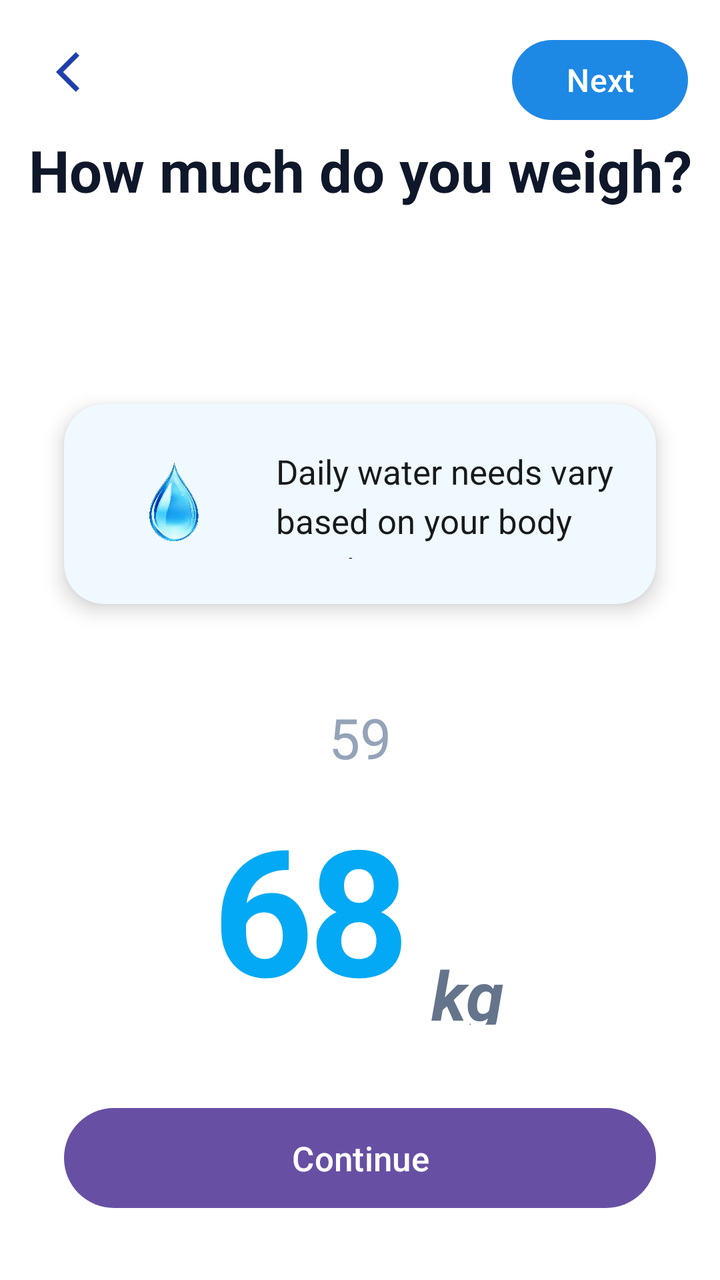
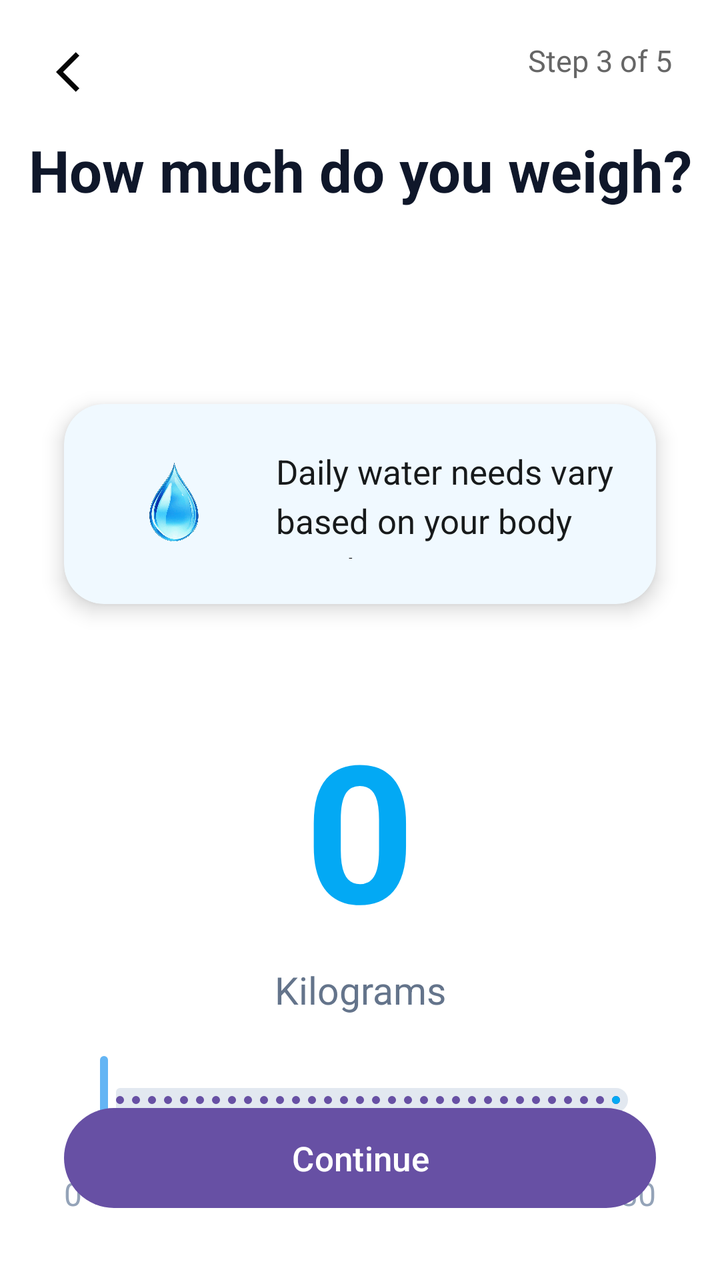

The first picture is an Android layout as it rendered before a commit; the second is the same layout after the commit. The layout source and the unified diff follow.
<!-- AndroidManifest.xml: application theme Theme.WaterReminder -->
<!-- res/layout/activity_weight_selection.xml -->
<?xml version="1.0" encoding="utf-8"?>
<androidx.constraintlayout.widget.ConstraintLayout xmlns:android="http://schemas.android.com/apk/res/android"
    xmlns:app="http://schemas.android.com/apk/res-auto"
    xmlns:tools="http://schemas.android.com/tools"
    android:layout_width="match_parent"
    android:layout_height="match_parent"
    android:background="#FFFFFF"
    android:id="@+id/WeightSelection"
    tools:context=".WeightSelection">

    
    <ImageButton
        android:id="@+id/btn_back"
        android:layout_width="48dp"
        android:layout_height="48dp"
        android:src="@drawable/baseline_arrow_back_ios_24"
        android:background="?attr/selectableItemBackgroundBorderless"
        android:tint="#1E40AF"
        app:layout_constraintTop_toTopOf="parent"
        app:layout_constraintStart_toStartOf="parent"
        android:layout_marginTop="12dp"
        android:layout_marginStart="16dp" />

    
    <com.google.android.material.button.MaterialButton
        android:id="@+id/btn_next"
        android:layout_width="wrap_content"
        android:layout_height="wrap_content"
        android:layout_marginTop="16dp"
        android:layout_marginEnd="16dp"
        android:text="Next"
        android:textSize="16sp"
        app:backgroundTint="#1E88E5"
        app:cornerRadius="30dp"
        app:layout_constraintEnd_toEndOf="parent"
        app:layout_constraintTop_toTopOf="parent" />

    <TextView
        android:id="@+id/tv_title"
        android:layout_width="0dp"
        android:layout_height="170dp"
        android:text="How much do you weigh?"
        android:layout_marginTop="50dp"
        android:textSize="29sp"
        android:textColor="#0F172A"
        android:textStyle="bold"
        android:gravity="center"
        android:lineSpacingExtra="6dp"
        app:layout_constraintStart_toStartOf="parent"
        app:layout_constraintEnd_toEndOf="parent"
        android:layout_marginVertical="0dp" />

    
    <androidx.cardview.widget.CardView
        android:id="@+id/info_card"
        android:layout_width="0dp"
        android:layout_height="wrap_content"
        app:cardCornerRadius="20dp"
        app:cardElevation="6dp"
        app:cardBackgroundColor="#F0F9FF"
        android:layout_marginHorizontal="32dp"
        app:layout_constraintTop_toBottomOf="@id/tv_title"
        app:layout_constraintStart_toStartOf="parent"
        app:layout_constraintEnd_toEndOf="parent"
        android:layout_marginTop="32dp">

        <LinearLayout
            android:layout_width="match_parent"
            android:layout_height="wrap_content"
            android:orientation="horizontal"
            android:padding="20dp"
            android:gravity="center_vertical">

            <ImageView
                android:layout_width="70dp"
                android:layout_height="60dp"
                android:src="@drawable/water_drop"
                android:layout_marginEnd="16dp" />

            <TextView
                android:layout_width="0dp"
                android:layout_height="55dp"
                android:layout_weight="55"
                android:lineSpacingExtra="5dp"
                android:text="Daily water needs vary based on your body weight."
                android:textColor="#171A1B"
                android:textSize="17sp" />

        </LinearLayout>
    </androidx.cardview.widget.CardView>

    
    <androidx.constraintlayout.widget.ConstraintLayout
        android:id="@+id/weight_picker"
        android:layout_width="0dp"
        android:layout_height="wrap_content"
        app:layout_constraintTop_toBottomOf="@id/info_card"
        app:layout_constraintStart_toStartOf="parent"
        app:layout_constraintEnd_toEndOf="parent"
        android:layout_marginTop="48dp">

        
        <TextView
            android:id="@+id/tv_prev"
            android:layout_width="wrap_content"
            android:layout_height="wrap_content"
            android:text="59"
            android:textSize="28sp"
            android:textColor="#94A3B8"
            app:layout_constraintTop_toTopOf="parent"
            app:layout_constraintStart_toStartOf="parent"
            app:layout_constraintEnd_toEndOf="parent" />

        
        <LinearLayout
            android:id="@+id/weigh"
            android:layout_width="wrap_content"
            android:layout_height="wrap_content"
            android:orientation="horizontal"
            app:layout_constraintTop_toBottomOf="@id/tv_prev"
            app:layout_constraintStart_toStartOf="parent"
            app:layout_constraintEnd_toEndOf="parent"
            android:layout_marginTop="8dp">

            <TextView
                android:id="@+id/tv_weight"
                android:layout_width="wrap_content"
                android:layout_height="wrap_content"
                android:text="68"
                android:textSize="88sp"
                android:textColor="#03A9F4"
                android:textStyle="bold"
                android:letterSpacing="-0.03" />

            <TextView
                android:id="@+id/tv_unit"
                android:layout_width="wrap_content"
                android:layout_height="wrap_content"
                android:text="kg"
                android:textSize="34sp"
                android:textColor="#64748B"
                android:textStyle="italic|bold"
                android:layout_marginStart="12dp"
                android:layout_marginTop="22dp" />

        </LinearLayout>

        
        <TextView
            android:id="@+id/tv_next"
            android:layout_width="wrap_content"
            android:layout_height="wrap_content"
            android:text="61 lbs"
            android:textSize="26sp"
            android:textColor="#94A3B8"
            app:layout_constraintTop_toBottomOf="@id/tv_next"
            app:layout_constraintStart_toStartOf="parent"
            app:layout_constraintEnd_toEndOf="parent"
            android:layout_marginTop="12dp" />

    </androidx.constraintlayout.widget.ConstraintLayout>
    <com.google.android.material.button.MaterialButton
        android:id="@+id/btn_next"
        android:layout_width="0dp"
        android:layout_height="58dp"
        android:text="Continue"
        android:textSize="17sp"
        app:cornerRadius="30dp"
        app:layout_constraintBottom_toBottomOf="parent"
        app:layout_constraintStart_toStartOf="parent"
        app:layout_constraintEnd_toEndOf="parent"
        android:layout_marginHorizontal="32dp"
        android:layout_marginBottom="32dp" />
</androidx.constraintlayout.widget.ConstraintLayout>
<!-- resources referenced by this layout -->
<resources>
  <!-- drawable baseline_arrow_back_ios_24 (drawable) -->
  <vector xmlns:android="http://schemas.android.com/apk/res/android" android:autoMirrored="true" android:height="24dp" android:tint="#050505" android:viewportHeight="24" android:viewportWidth="24" android:width="24dp">
        
      <path android:fillColor="@android:color/white" android:pathData="M11.67,3.87L9.9,2.1 0,12l9.9,9.9 1.77,-1.77L3.54,12z"/>
      
  </vector>
  <!-- drawable water_drop: png bitmap (drawable, 103002 bytes) -->
  <style name="Theme.WaterReminder" parent="Base.Theme.WaterReminder" />
  <style name="Base.Theme.WaterReminder" parent="Theme.Material3.DayNight.NoActionBar">
          
          
      </style>
</resources>

<!-- the commit's change to res/layout/activity_weight_selection.xml (unified diff, before → after) -->
@@ -15,25 +15,22 @@
         android:layout_height="48dp"
         android:src="@drawable/baseline_arrow_back_ios_24"
         android:background="?attr/selectableItemBackgroundBorderless"
-        android:tint="#1E40AF"
         app:layout_constraintTop_toTopOf="parent"
         app:layout_constraintStart_toStartOf="parent"
         android:layout_marginTop="12dp"
         android:layout_marginStart="16dp" />
 
-    
-    <com.google.android.material.button.MaterialButton
-        android:id="@+id/btn_next"
+    <TextView
+        android:id="@+id/tv_header"
         android:layout_width="wrap_content"
         android:layout_height="wrap_content"
-        android:layout_marginTop="16dp"
-        android:layout_marginEnd="16dp"
-        android:text="Next"
-        android:textSize="16sp"
-        app:backgroundTint="#1E88E5"
-        app:cornerRadius="30dp"
+        android:text="Step 3 of 5"
+        android:textSize="15sp"
+        android:textColor="#666666"
+        app:layout_constraintTop_toTopOf="parent"
         app:layout_constraintEnd_toEndOf="parent"
-        app:layout_constraintTop_toTopOf="parent" />
+        android:layout_marginTop="20dp"
+        android:layout_marginEnd="24dp" />
 
     <TextView
         android:id="@+id/tv_title"
@@ -48,7 +45,8 @@
         android:lineSpacingExtra="6dp"
         app:layout_constraintStart_toStartOf="parent"
         app:layout_constraintEnd_toEndOf="parent"
-        android:layout_marginVertical="0dp" />
+        android:layout_marginVertical="0dp"
+        tools:ignore="MissingConstraints" />
 
     
     <androidx.cardview.widget.CardView
@@ -91,59 +89,80 @@
 
     
     <androidx.constraintlayout.widget.ConstraintLayout
-        android:id="@+id/weight_picker"
         android:layout_width="0dp"
         android:layout_height="wrap_content"
         app:layout_constraintTop_toBottomOf="@id/info_card"
         app:layout_constraintStart_toStartOf="parent"
         app:layout_constraintEnd_toEndOf="parent"
-        android:layout_marginTop="48dp">
+        android:layout_marginTop="48dp"
+        android:layout_marginHorizontal="32dp">
 
         
         <TextView
-            android:id="@+id/tv_prev"
+            android:id="@+id/tv_weight"
             android:layout_width="wrap_content"
             android:layout_height="wrap_content"
-            android:text="59"
-            android:textSize="28sp"
-            android:textColor="#94A3B8"
+            android:text="0"
+            android:textSize="96sp"
+            android:textColor="#03A9F4"
+            android:textStyle="bold"
+            android:letterSpacing="-0.04"
             app:layout_constraintTop_toTopOf="parent"
             app:layout_constraintStart_toStartOf="parent"
             app:layout_constraintEnd_toEndOf="parent" />
 
-        
-        <LinearLayout
-            android:id="@+id/weigh"
+        <TextView
             android:layout_width="wrap_content"
             android:layout_height="wrap_content"
-            android:orientation="horizontal"
-            app:layout_constraintTop_toBottomOf="@id/tv_prev"
+            android:text="Kilograms"
+            android:textSize="19sp"
+            android:textColor="#64748B"
+            app:layout_constraintTop_toBottomOf="@id/tv_weight"
             app:layout_constraintStart_toStartOf="parent"
             app:layout_constraintEnd_toEndOf="parent"
-            android:layout_marginTop="8dp">
+            android:layout_marginTop="4dp" />
 
-            <TextView
-                android:id="@+id/tv_weight"
-                android:layout_width="wrap_content"
-                android:layout_height="wrap_content"
-                android:text="68"
-                android:textSize="88sp"
-                android:textColor="#03A9F4"
-                android:textStyle="bold"
-                android:letterSpacing="-0.03" />
+        
+        <com.google.android.material.slider.Slider
+            android:id="@+id/weight_slider"
+            android:layout_width="0dp"
+            android:layout_height="wrap_content"
+            android:valueFrom="0"
+            android:valueTo="230"
+            android:value="0"
+            android:stepSize="1"
+            app:trackHeight="12dp"
+            app:thumbRadius="16dp"
+            app:trackColorInactive="#E2E8F0"
+            app:trackColorActive="#03A9F4"
+            app:thumbColor="#64B5F4"
+            app:haloColor="#93C5FD"
+            app:labelBehavior="gone"
+            app:layout_constraintTop_toBottomOf="@id/tv_weight"
+            app:layout_constraintStart_toStartOf="parent"
+            app:layout_constraintEnd_toEndOf="parent"
+            android:layout_marginTop="48dp" />
 
-            <TextView
-                android:id="@+id/tv_unit"
-                android:layout_width="wrap_content"
-                android:layout_height="wrap_content"
-                android:text="kg"
-                android:textSize="34sp"
-                android:textColor="#64748B"
-                android:textStyle="italic|bold"
-                android:layout_marginStart="12dp"
-                android:layout_marginTop="22dp" />
+        
+        <TextView
+            android:layout_width="wrap_content"
+            android:layout_height="wrap_content"
+            android:text="0"
+            android:textColor="#94A3B8"
+            android:textSize="16sp"
+            app:layout_constraintTop_toBottomOf="@id/weight_slider"
+            app:layout_constraintStart_toStartOf="parent"
+            android:layout_marginTop="12dp" />
 
-        </LinearLayout>
+        <TextView
+            android:layout_width="wrap_content"
+            android:layout_height="wrap_content"
+            android:text="230"
+            android:textColor="#94A3B8"
+            android:textSize="16sp"
+            app:layout_constraintTop_toBottomOf="@id/weight_slider"
+            app:layout_constraintEnd_toEndOf="parent"
+            android:layout_marginTop="12dp" />
 
         
         <TextView
